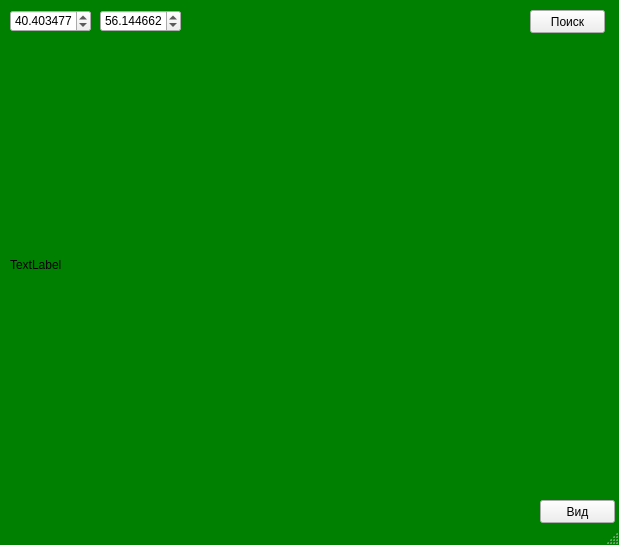
sirvonRIGOLCH4/APIYandexMAP, file YandexMap.ui: the form before one commit.
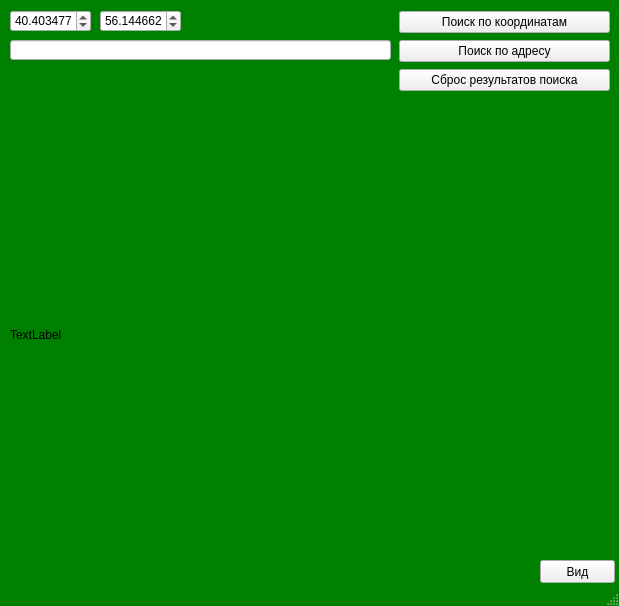
The form after the commit.

The edit to the form file:
```diff
--- a/YandexMap.ui
+++ b/YandexMap.ui
@@ -7,7 +7,7 @@
     <x>0</x>
     <y>0</y>
     <width>619</width>
-    <height>545</height>
+    <height>606</height>
    </rect>
   </property>
   <property name="windowTitle">
@@ -21,7 +21,7 @@
     <property name="geometry">
      <rect>
       <x>10</x>
-      <y>40</y>
+      <y>110</y>
       <width>600</width>
       <height>450</height>
      </rect>
@@ -30,24 +30,11 @@
      <string>TextLabel</string>
     </property>
    </widget>
-   <widget class="QPushButton" name="pushButton">
-    <property name="geometry">
-     <rect>
-      <x>530</x>
-      <y>10</y>
-      <width>75</width>
-      <height>23</height>
-     </rect>
-    </property>
-    <property name="text">
-     <string>Поиск</string>
-    </property>
-   </widget>
    <widget class="QPushButton" name="pushButton_2">
     <property name="geometry">
      <rect>
       <x>540</x>
-      <y>500</y>
+      <y>560</y>
       <width>75</width>
       <height>23</height>
      </rect>
@@ -94,6 +81,65 @@
      <double>56.144661999999997</double>
     </property>
    </widget>
+   <widget class="QLineEdit" name="lineEdit">
+    <property name="geometry">
+     <rect>
+      <x>10</x>
+      <y>40</y>
+      <width>381</width>
+      <height>20</height>
+     </rect>
+    </property>
+    <property name="placeholderText">
+     <string/>
+    </property>
+   </widget>
+   <widget class="QLabel" name="label_2">
+    <property name="geometry">
+     <rect>
+      <x>10</x>
+      <y>70</y>
+      <width>381</width>
+      <height>16</height>
+     </rect>
+    </property>
+    <property name="text">
+     <string/>
+    </property>
+   </widget>
+   <widget class="QWidget" name="verticalLayoutWidget">
+    <property name="geometry">
+     <rect>
+      <x>399</x>
+      <y>10</y>
+      <width>211</width>
+      <height>83</height>
+     </rect>
+    </property>
+    <layout class="QVBoxLayout" name="verticalLayout">
+     <item>
+      <widget class="QPushButton" name="pushButton">
+       <property name="text">
+        <string>Поиск по координатам</string>
+       </property>
+      </widget>
+     </item>
+     <item>
+      <widget class="QPushButton" name="pushButton_3">
+       <property name="text">
+        <string>Поиск по адресу</string>
+       </property>
+      </widget>
+     </item>
+     <item>
+      <widget class="QPushButton" name="pushButton_4">
+       <property name="text">
+        <string>Сброс результатов поиска</string>
+       </property>
+      </widget>
+     </item>
+    </layout>
+   </widget>
   </widget>
   <widget class="QStatusBar" name="statusbar"/>
  </widget>
```
